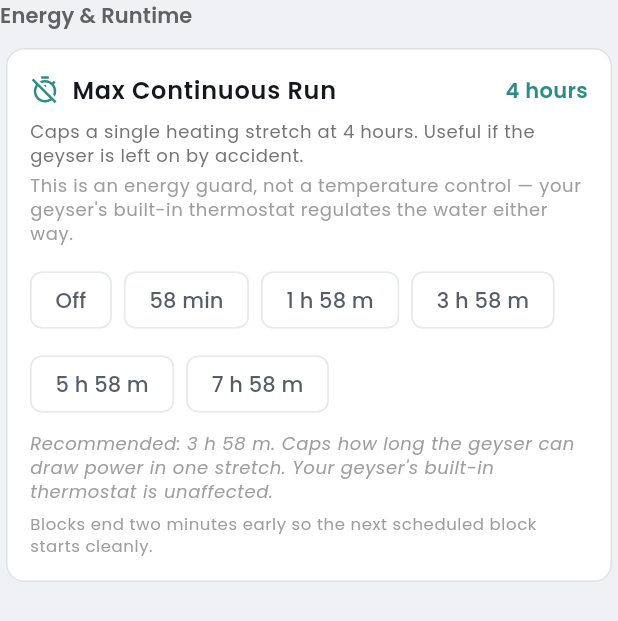
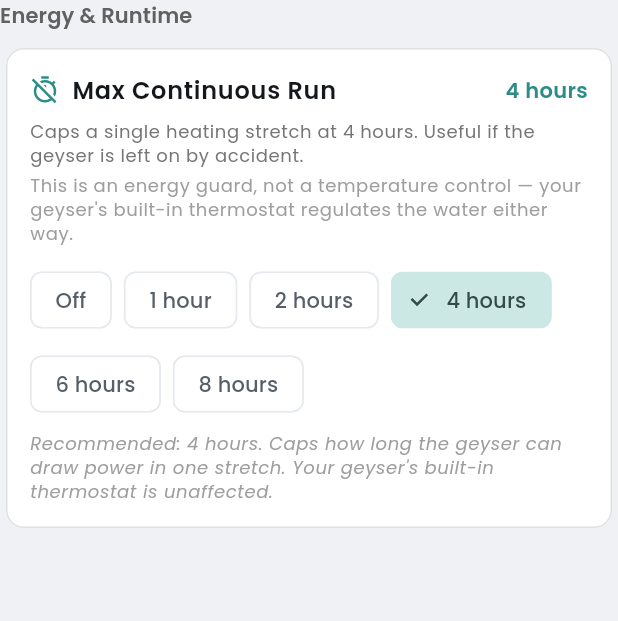
Before and after one commit to Belesprit26/gs_rework, a Flutter app: the _MaxOnTimerSection widget shown alone on an empty page, opened directly, on a phone screen of 412 x 824 dp. Shown: the top 621 px of the screen. Run offline on Flutter 3.47's test engine with Material 3 defaults, Android fonts, the phone set to English and light mode, and no system bars; our stand-ins replace cloud_firestore, cloud_functions, connectivity_plus, drift, equatable, firebase_auth and 15 more; missing offline and left inert: network_info_plus, workmanager; accounts and stored records are empty; generated files the repository leaves out were written again; network calls fail; statements that could not run were skipped.

Commit message:
feat(settings): whole-hour run-limit presets
The run-limit chips showed :58 values (1h58m etc.) to dodge a boundary collision with the next timer. Firmware v0.7.0 ships a 60s re-fire guard that makes any duration safe, so the presets are now clean whole hours (Off/1/2/4/6/8). The 2-minute nicety is deferred to a snackbar pass (documentation/DEFERRED.md).

```diff
--- a/lib/presentation/device/device_management_page.dart
+++ b/lib/presentation/device/device_management_page.dart
@@ -353,13 +353,19 @@ class _MaxOnTimerSection extends StatelessWidget {
   /// very moment the next timer fires; ending early keeps every block
   /// boundary clean. Firmware ≥ 0.7.0 also guards against this, so the
   /// values are belt-and-braces rather than load-bearing.
+  // Whole-hour presets. The firmware (v0.7.0) suppresses a timer that
+  // would fire within 60 s of a run-limit cutoff, so a duration that
+  // exactly equals the gap between two timers is safe — the earlier
+  // ":58" values existed only to dodge that collision by hand and are
+  // no longer needed. Any 2-minute nicety is explained in a snackbar
+  // (see documentation/DEFERRED.md), not baked into confusing chip labels.
   static const _presets = [
     (label: 'Off', minutes: 0),
-    (label: '58 min', minutes: 58),
-    (label: '1 h 58 m', minutes: 118),
-    (label: '3 h 58 m', minutes: 238),
-    (label: '5 h 58 m', minutes: 358),
-    (label: '7 h 58 m', minutes: 478),
+    (label: '1 hour', minutes: 60),
+    (label: '2 hours', minutes: 120),
+    (label: '4 hours', minutes: 240),
+    (label: '6 hours', minutes: 360),
+    (label: '8 hours', minutes: 480),
   ];
 
   @override
@@ -452,21 +458,12 @@ class _MaxOnTimerSection extends StatelessWidget {
                     ),
                     const SizedBox(height: 8),
                     Text(
-                      'Recommended: 3 h 58 m. Caps how long the geyser can '
+                      'Recommended: 4 hours. Caps how long the geyser can '
                       'draw power in one stretch. Your geyser\'s built-in '
                       'thermostat is unaffected.',
                       style: theme.textTheme.bodySmall?.copyWith(
                         color: Colors.grey.shade500,
                         fontStyle: FontStyle.italic,
-                      ),
-                    ),
-                    const SizedBox(height: 6),
-                    Text(
-                      'Blocks end two minutes early so the next scheduled '
-                      'block starts cleanly.',
-                      style: theme.textTheme.bodySmall?.copyWith(
-                        color: Colors.grey.shade500,
-                        fontSize: 11,
                       ),
                     ),
                   ],
```
